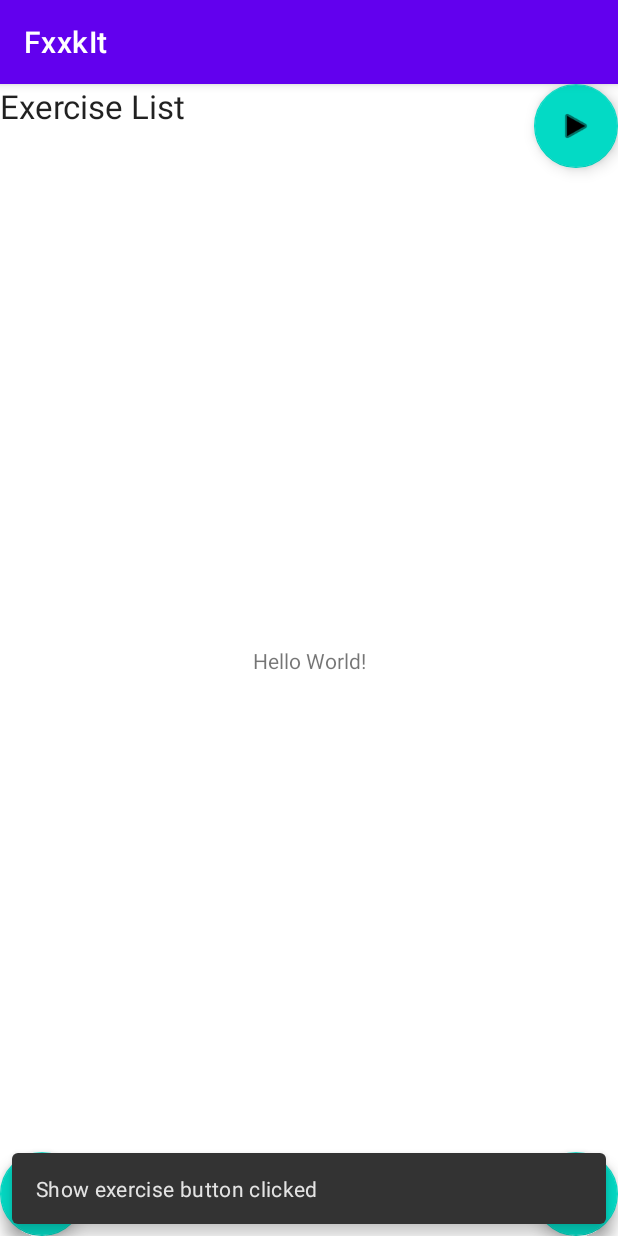
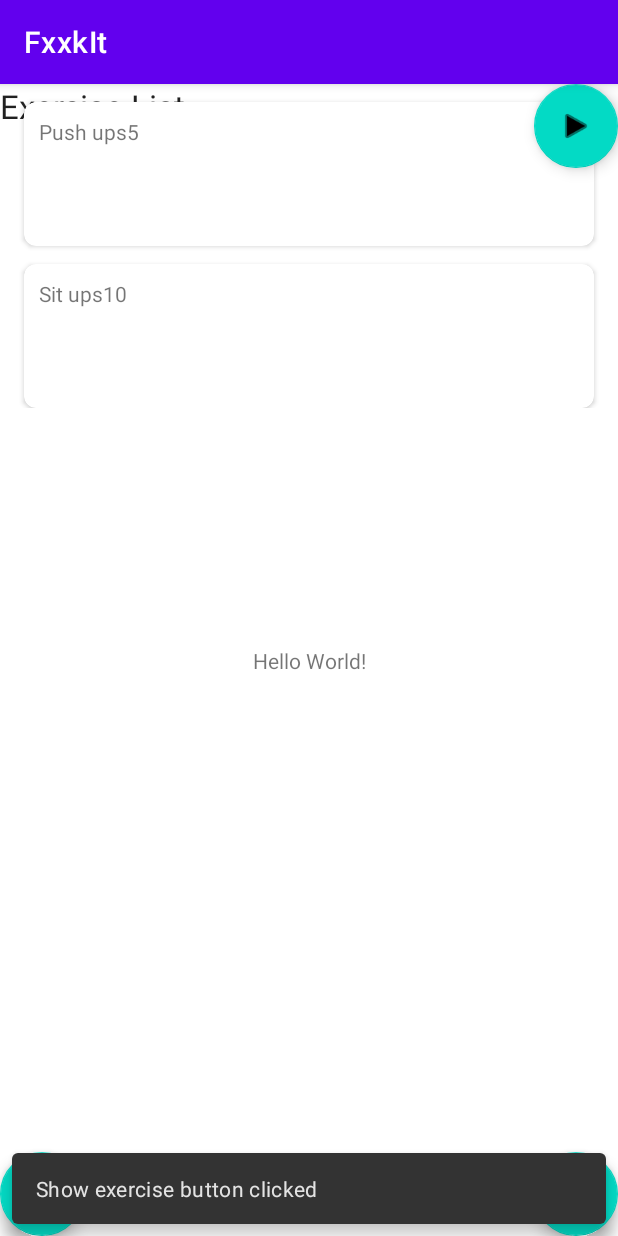
Before and after one commit to SarahCooperDev/FxxkItExercise, an Android app: the screen it shows after launch (MainActivity), after a tap on an icon or button, on a phone screen of 412 x 824 dp. Run offline under Robolectric (Android 15) with nearby library versions, the phone set to English and light mode, and no system bars.

Commit message:
implemented static exercise list recyclerview

```diff
--- a/app/build.gradle
+++ b/app/build.gradle
@@ -44,4 +44,6 @@ dependencies {
 
     // Added dependencies
     implementation 'androidx.fragment:fragment-ktx:1.2.5'
+    implementation 'androidx.cardview:cardview:1.0.0'
+    implementation "androidx.recyclerview:recyclerview:1.1.0"
 }
--- a/app/src/main/java/com/example/fxxkit/ExerciseListFragment.kt
+++ b/app/src/main/java/com/example/fxxkit/ExerciseListFragment.kt
@@ -5,6 +5,9 @@ import androidx.fragment.app.Fragment
 import android.view.LayoutInflater
 import android.view.View
 import android.view.ViewGroup
+import androidx.recyclerview.widget.LinearLayoutManager
+import androidx.recyclerview.widget.RecyclerView
+import com.example.fxxkit.ViewModel.ExerciseViewModel
 
 /**
  * A simple [Fragment] subclass.
@@ -13,9 +16,12 @@ import android.view.ViewGroup
  */
 class ExerciseListFragment : Fragment() {
 
+    private var layoutManager: RecyclerView.LayoutManager? = null
+    private var exerciseListAdapter: RecyclerView.Adapter<ExerciseListAdapter.ExerciseListViewHolder>? = null
+    private lateinit var exerciseList: ArrayList<ExerciseViewModel>
+
     override fun onCreate(savedInstanceState: Bundle?) {
         super.onCreate(savedInstanceState)
-        arguments?.let {        }
     }
 
     override fun onCreateView(
@@ -23,7 +29,34 @@ class ExerciseListFragment : Fragment() {
         savedInstanceState: Bundle?
     ): View? {
         // Inflate the layout for this fragment
-        return inflater.inflate(R.layout.fragment_exercise_list, container, false)
+        var view = inflater.inflate(R.layout.fragment_exercise_list, container, false)
+        var recycler = view.findViewById<RecyclerView>(R.id.exercise_list_rv)
+        recycler.layoutManager = LinearLayoutManager(activity)
+
+
+        createExerciseList()
+
+        recycler.adapter = ExerciseListAdapter(exerciseList)
+
+        return view
+    }
+
+    private fun createExerciseList(){
+        exerciseList = ArrayList<ExerciseViewModel>()
+        exerciseList.add(ExerciseViewModel("Push ups", 5))
+        exerciseList.add(ExerciseViewModel("Sit ups", 10))
+    }
+
+    override fun onViewCreated(view: View, savedInstanceState: Bundle?) {
+        super.onViewCreated(view, savedInstanceState)
+
+        //var recyclerView = requireView().findViewById<RecyclerView>(R.id.exercise_list_rv)
+        //recyclerView.adapter = exerciseListAdapter
+        //recyclerView.layoutManager = LinearLayoutManager(activity)
+            //.apply{
+        //    layoutManager = LinearLayoutManager(activity)
+         //   adapter = ExerciseListAdapter()
+        //}
     }
 
     companion object {
@@ -34,7 +67,6 @@ class ExerciseListFragment : Fragment() {
 
          * @return A new instance of fragment ExerciseListFragment.
          */
-        // TODO: Rename and change types and number of parameters
         @JvmStatic
         fun newInstance() =
             ExerciseListFragment().apply {
--- /dev/null
+++ b/app/src/main/java/com/example/fxxkit/ExerciseListViewHolder.kt
@@ -0,0 +1,34 @@
+package com.example.fxxkit
+
+import android.service.autofill.Dataset
+import android.view.LayoutInflater
+import android.view.View
+import android.view.ViewGroup
+import android.widget.TextView
+import androidx.recyclerview.widget.RecyclerView
+import com.example.fxxkit.ViewModel.ExerciseViewModel
+
+class ExerciseListAdapter(private val eList: List<ExerciseViewModel>) :   RecyclerView.Adapter<ExerciseListAdapter.ExerciseListViewHolder>(){
+
+    override fun onCreateViewHolder(parent: ViewGroup, viewType: Int): ExerciseListViewHolder {
+        val viewLayout = LayoutInflater.from(parent.context).inflate(
+            R.layout.exercise_row_item, parent, false)
+        return ExerciseListViewHolder(viewLayout)
+    }
+
+    override fun onBindViewHolder(holder: ExerciseListViewHolder, position: Int) {
+        val currentExercise = eList[position]
+        holder.name.text = currentExercise.name
+        holder.duration.text = currentExercise.duration.toString()
+    }
+
+    override fun getItemCount(): Int {
+        return eList.size
+    }
+
+    class ExerciseListViewHolder(itemView: View) : RecyclerView.ViewHolder(itemView) {
+        val name: TextView = itemView.findViewById(R.id.exercise_name)
+        val duration: TextView = itemView.findViewById(R.id.exercise_duration)
+
+    }
+}
--- /dev/null
+++ b/app/src/main/java/com/example/fxxkit/ViewModel/ExerciseViewModel.kt
@@ -0,0 +1,6 @@
+package com.example.fxxkit.ViewModel
+
+data class ExerciseViewModel(val name : String, val duration: Int) {
+
+
+}
--- /dev/null
+++ b/app/src/main/res/layout/exercise_row_item.xml
@@ -0,0 +1,36 @@
+<androidx.cardview.widget.CardView
+    xmlns:android="http://schemas.android.com/apk/res/android"
+    xmlns:card_view="http://schemas.android.com/apk/res-auto"
+    android:layout_width="match_parent"
+    android:layout_height="96dp"
+    android:layout_marginTop="12dp"
+    android:layout_marginLeft="16dp"
+    android:layout_marginRight="16dp"
+    android:id="@+id/exercise_row_item"
+    card_view:cardBackgroundColor="#FFFF"
+    card_view:cardCornerRadius="8dp"
+    card_view:contentPadding="10dp"
+    android:foreground="?selectableItemBackground"
+    android:clickable="true">
+    <RelativeLayout
+        android:layout_width="match_parent"
+        android:layout_height="wrap_content" >
+
+    <LinearLayout
+        android:layout_width="match_parent"
+        android:layout_height="wrap_content">
+
+        <TextView
+            android:id="@+id/exercise_name"
+            android:layout_width="wrap_content"
+            android:layout_height="wrap_content"
+            android:text="Test"/>
+
+        <TextView
+            android:id="@+id/exercise_duration"
+            android:layout_width="wrap_content"
+            android:layout_height="wrap_content"
+            android:text="duration"/>
+    </LinearLayout>
+    </RelativeLayout>
+</androidx.cardview.widget.CardView>
--- a/app/src/main/res/layout/fragment_exercise_list.xml
+++ b/app/src/main/res/layout/fragment_exercise_list.xml
@@ -3,13 +3,42 @@
     xmlns:tools="http://schemas.android.com/tools"
     android:layout_width="match_parent"
     android:layout_height="match_parent"
+    xmlns:app="http://schemas.android.com/apk/res-auto"
     tools:context=".ExerciseListFragment">
 
-    <!-- TODO: Update blank fragment layout -->
-    <TextView
+    <RelativeLayout
+        android:id="@+id/linearLayout2"
         android:layout_width="match_parent"
-        android:layout_height="match_parent"
-        android:text="Exercise List"
-        android:textAppearance="@style/TextAppearance.AppCompat.Large" />
+        android:layout_height="wrap_content">
+
+        <TextView
+            android:id="@+id/textView"
+            android:layout_width="match_parent"
+            android:layout_height="wrap_content"
+            android:text="Exercise List"
+            android:textAppearance="@style/TextAppearance.AppCompat.Large"
+            app:layout_constraintEnd_toEndOf="parent"
+            app:layout_constraintStart_toStartOf="parent"
+            app:layout_constraintTop_toTopOf="parent" />
+
+    </RelativeLayout>
+
+    <RelativeLayout
+        android:id="@+id/linearLayout"
+        android:layout_width="match_parent"
+        android:layout_height="wrap_content">
+
+        <androidx.recyclerview.widget.RecyclerView
+            android:id="@+id/exercise_list_rv"
+            android:layout_width="match_parent"
+            android:layout_height="wrap_content"
+            android:clipChildren="false"
+            tools:listitem="@layout/exercise_row_item"
+            app:layout_constraintEnd_toEndOf="parent"
+            app:layout_constraintStart_toStartOf="parent"
+            app:layout_constraintTop_toTopOf="parent" />
+    </RelativeLayout>
+
+
 
 </FrameLayout>
--- /dev/null
+++ b/app/src/main/res/values/dimens.xml
@@ -0,0 +1,5 @@
+<?xml version="1.0" encoding="utf-8"?>
+<resources>
+    <dimen name="list_item_height">50</dimen>
+    <dimen name="margin_medium">20</dimen>
+</resources>
```
